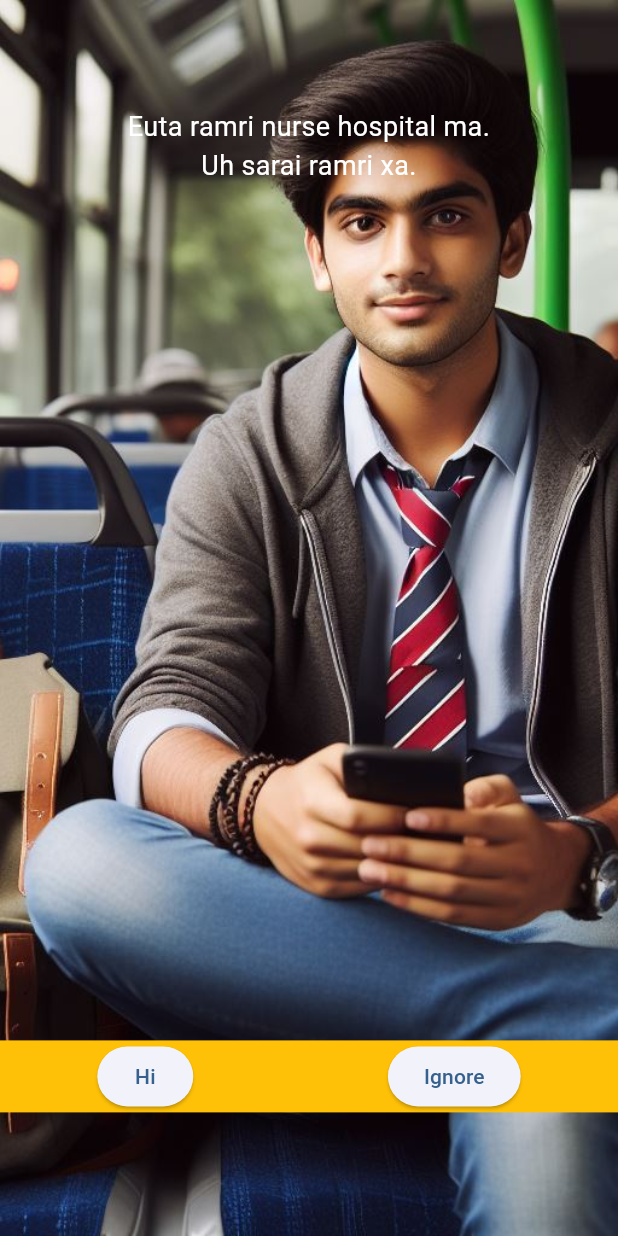
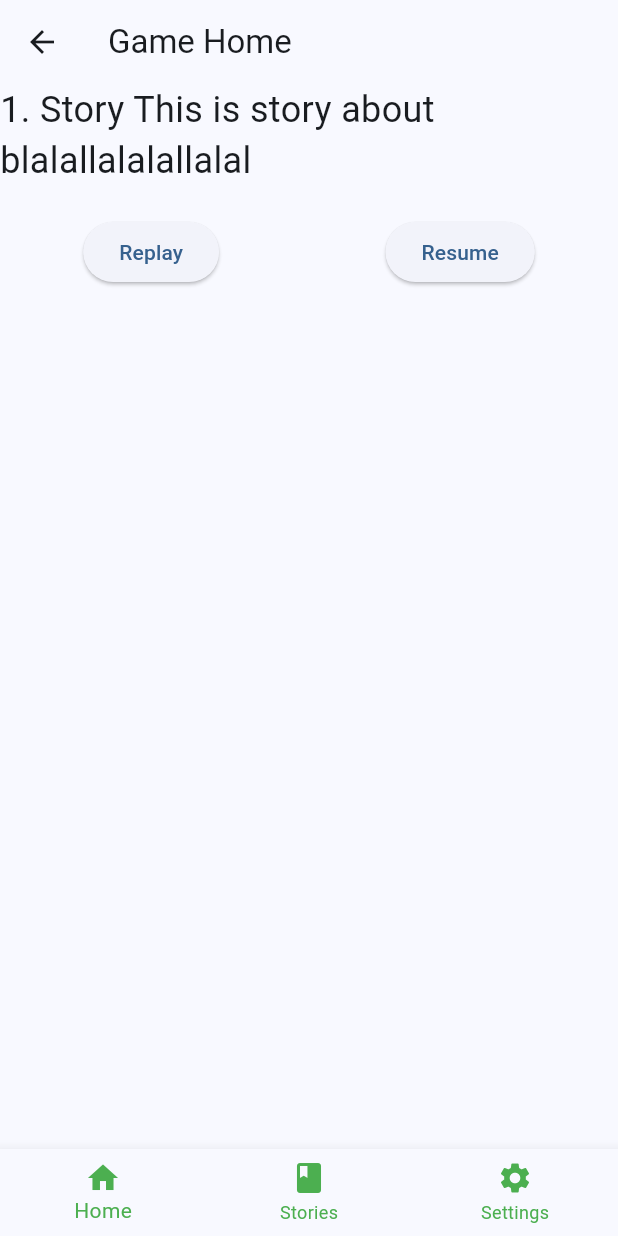
Before and after one commit to adk-ashish/storysimulator, a Flutter app: the screen it shows after launch, after a tap on "Male", on a phone screen of 412 x 824 dp. Run offline on Flutter 3.47's test engine with Material 3 defaults, Android fonts, the phone set to English and light mode, and no system bars.

Commit message:
Created all bottombar navigation working properly

```diff
--- a/assets/male_story/nursestory.json
+++ b/assets/male_story/nursestory.json
@@ -22,7 +22,7 @@
                 "\"Fb id k ho\"": 4,
                 "\"nasodni\"": 5
             },
-            "Page Picture": "C://nurselaisodeko.jpg",
+            "Page Picture": "assets/images/girl.jpeg",
             "Format Number": 2
         }
     ]
--- a/lib/screens/gender_selection_screen.dart
+++ b/lib/screens/gender_selection_screen.dart
@@ -1,3 +1,4 @@
+import 'package:firstapp/screens/home.dart';
 import 'package:flutter/material.dart';
 import 'male_story_screen.dart';
 import 'female_story_screen.dart';
@@ -21,7 +22,8 @@ class GenderSelectionScreen extends StatelessWidget {
               onPressed: () {
                 Navigator.push(
                   context,
-                  MaterialPageRoute(builder: (context) => MaleStoryScreen()),
+                  //MaterialPageRoute(builder: (context) => MaleStoryScreen()),
+                    MaterialPageRoute(builder: (context) => HomePage())
                 );
                 // Handle Male selection
                 // Navigate to Male Story
--- /dev/null
+++ b/lib/screens/home.dart
@@ -0,0 +1,54 @@
+import 'package:firstapp/screens/homebody.dart';
+import 'package:firstapp/screens/male_story_screen.dart';
+import 'package:firstapp/screens/settings.dart';
+import 'package:firstapp/screens/stories.dart';
+import 'package:flutter/material.dart';
+
+class HomePage extends StatefulWidget {
+  @override
+  State<HomePage> createState() => _HomePageState();
+}
+
+class _HomePageState extends State<HomePage> {
+  int selectedPage = 0;
+
+  final _pageOptions = [
+    HomeBody(),
+    StoriesPage(),
+    Settings()
+  ];
+
+  @override
+  Widget build(BuildContext context) {
+    return Scaffold(
+      appBar: AppBar(
+        title: Text('Game Home'),
+      ),
+      body: _pageOptions[selectedPage],
+      bottomNavigationBar: BottomNavigationBar(
+        items: const <BottomNavigationBarItem>[
+          BottomNavigationBarItem(
+            icon: Icon(Icons.home),
+            label: 'Home',
+          ),
+          BottomNavigationBarItem(
+            icon: Icon(Icons.book),
+            label: 'Stories',
+          ),
+          BottomNavigationBarItem(
+            icon: Icon(Icons.settings),
+            label: 'Settings',
+          ),
+        ],
+        selectedItemColor: Colors.green,
+        unselectedItemColor: Colors.green,
+        onTap: (int index) {
+          setState((){
+            selectedPage = index;
+          }
+          );
+        },
+      ),
+    );
+  }
+}
--- /dev/null
+++ b/lib/screens/homebody.dart
@@ -0,0 +1,45 @@
+import 'package:flutter/material.dart';
+
+import 'male_story_screen.dart';
+
+class HomeBody extends StatelessWidget {
+  const HomeBody({super.key});
+
+  @override
+  Widget build(BuildContext context) {
+    return  Scaffold(
+      body: Column(
+        mainAxisAlignment: MainAxisAlignment.start,
+        children: [
+          Text(
+            '1. Story This is story about blalallalalallalal',
+            style: TextStyle(fontSize: 24,),
+          ),
+          SizedBox(height: 20),
+          Row(
+            mainAxisAlignment: MainAxisAlignment.spaceAround,
+            children: [
+              ElevatedButton(
+                onPressed: () {
+                  // Handle replay button tap
+                },
+                child: Text('Replay'),
+              ),
+              ElevatedButton(
+                onPressed: () {
+                  Navigator.push(
+                      context,
+                      MaterialPageRoute(builder: (context) => MaleStoryScreen())
+                  );
+                  // Handle resume button tap
+                },
+                child: Text('Resume'),
+              ),
+            ],
+          ),
+
+        ],
+      ),
+    );
+  }
+}
--- a/lib/screens/male_story_screen.dart
+++ b/lib/screens/male_story_screen.dart
@@ -56,17 +56,17 @@ class _MaleStoryScreenState extends State<MaleStoryScreen> {
                   Positioned(
                     left: width * 0.1,
                     right: width * 0.1,
-                    bottom: height * 0.85,
+                    bottom: height * 0.8,
                     child: Text(
                       currentPage.texts.join('\n'),
-                      style: TextStyle(color: Colors.white, fontSize: 18),
+                      style: TextStyle(color: Colors.white, fontSize: 24,backgroundColor: Colors.blueAccent),
                       textAlign: TextAlign.center,
                     ),
                   ),
                   Positioned(
                     bottom: 0.1 * height,
                     child: Container(
-                      color: Colors.amber,
+                      // color: Colors.amber,
                       width: width,
                       child: Row(
                         mainAxisAlignment: MainAxisAlignment.spaceAround,
--- /dev/null
+++ b/lib/screens/settings.dart
@@ -0,0 +1,12 @@
+import 'package:flutter/material.dart';
+
+class Settings extends StatelessWidget {
+  const Settings({super.key});
+
+  @override
+  Widget build(BuildContext context) {
+    return const Scaffold(
+      body: Text("This is settings page"),
+    );
+  }
+}
--- a/pubspec.yaml
+++ b/pubspec.yaml
@@ -61,6 +61,7 @@ flutter:
   # To add assets to your application, add an assets section, like this:
   assets:
      - assets/images/boy_on_bus.jpeg
+     - assets/images/girl.jpeg
      - assets/male_story/nursestory.json
   #   - images/a_dot_ham.jpeg
 
```
Also changed, not shown: lib/screens/stories.dart (added, +12 -0 lines), lib/uiformats/formatno1.dart (added, +61 -0 lines), lib/uiformats/formatno2.dart (added, +20 -0 lines), lib/uiformats/formatno3.dart (added, +20 -0 lines), assets/images/girl.jpeg (added).
